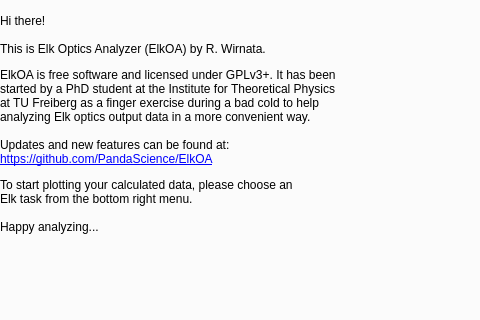
PandaScience/ElkOpticsAnalyzer, file elkoa/gui/MainWindow.ui: the form before one commit; both pictures show x 81 to 561 and y 285 to 605 of the 920 by 700 pixel window.
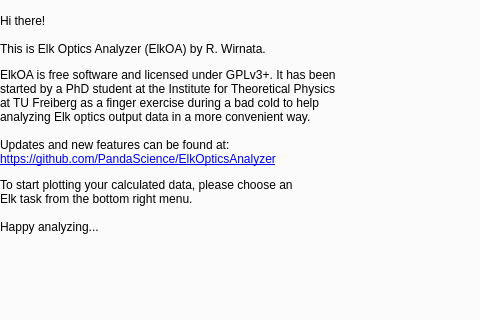
The form after the commit. Icons and pictures are not drawn.

Commit message: Add/Remove/Fix links to project pages

What changed in the file:
```diff
--- a/elkoa/gui/MainWindow.ui
+++ b/elkoa/gui/MainWindow.ui
@@ -77,7 +77,7 @@
            </rect>
           </property>
           <property name="text">
-           <string>&lt;html&gt;&lt;head/&gt;&lt;body&gt;&lt;p&gt;Hi there!&lt;br/&gt;&lt;br/&gt;This is Elk Optics Analyzer (ElkOA) by R. Wirnata.&lt;/p&gt;&lt;p&gt;ElkOA is free software and licensed under GPLv3+. It has been &lt;br/&gt;started by a PhD student at the Institute for Theoretical Physics &lt;br/&gt;at TU Freiberg as a finger exercise during a bad cold to help &lt;br/&gt;analyzing Elk optics output data in a more convenient way.&lt;br/&gt;&lt;br/&gt;Updates and new features can be found at:&lt;br/&gt;&lt;a href=&quot;https://github.com/PandaScience/ElkOA&quot;&gt;&lt;span style=&quot; text-decoration: underline; color:#0000ff;&quot;&gt;https://github.com/PandaScience/ElkOA&lt;/span&gt;&lt;/a&gt;&lt;/p&gt;&lt;p&gt;To start plotting your calculated data, please choose an &lt;br/&gt;Elk task from the bottom right menu.&lt;br/&gt;&lt;br/&gt;Happy analyzing...&lt;/p&gt;&lt;/body&gt;&lt;/html&gt;</string>
+           <string>&lt;html&gt;&lt;head/&gt;&lt;body&gt;&lt;p&gt;Hi there!&lt;br/&gt;&lt;br/&gt;This is Elk Optics Analyzer (ElkOA) by R. Wirnata.&lt;/p&gt;&lt;p&gt;ElkOA is free software and licensed under GPLv3+. It has been &lt;br/&gt;started by a PhD student at the Institute for Theoretical Physics &lt;br/&gt;at TU Freiberg as a finger exercise during a bad cold to help &lt;br/&gt;analyzing Elk optics output data in a more convenient way.&lt;br/&gt;&lt;br/&gt;Updates and new features can be found at:&lt;br/&gt;&lt;a href=&quot;https://github.com/PandaScience/ElkOpticsAnalyzer&quot;&gt;&lt;span style=&quot; text-decoration: underline; color:#0000ff;&quot;&gt;https://github.com/PandaScience/ElkOpticsAnalyzer&lt;/span&gt;&lt;/a&gt;&lt;/p&gt;&lt;p&gt;To start plotting your calculated data, please choose an &lt;br/&gt;Elk task from the bottom right menu.&lt;br/&gt;&lt;br/&gt;Happy analyzing...&lt;/p&gt;&lt;/body&gt;&lt;/html&gt;</string>
           </property>
           <property name="wordWrap">
            <bool>false</bool>
```
Left out of the diff: 5 changed lines with no effect on the pictures. The commit also changes 2 other files.
